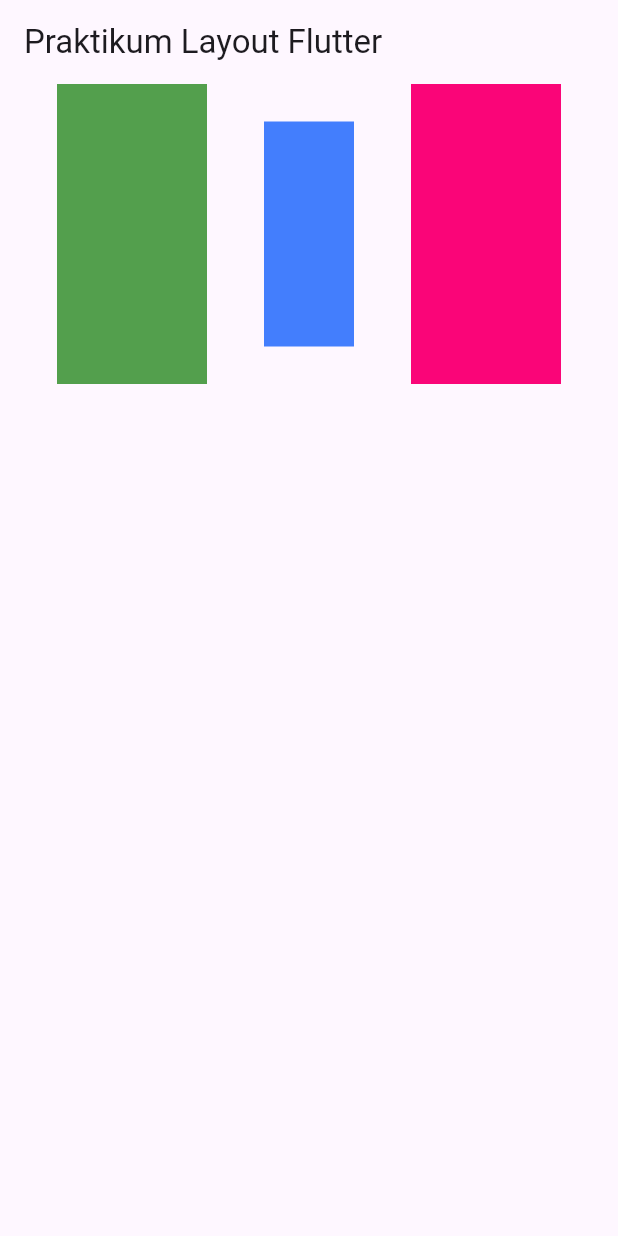
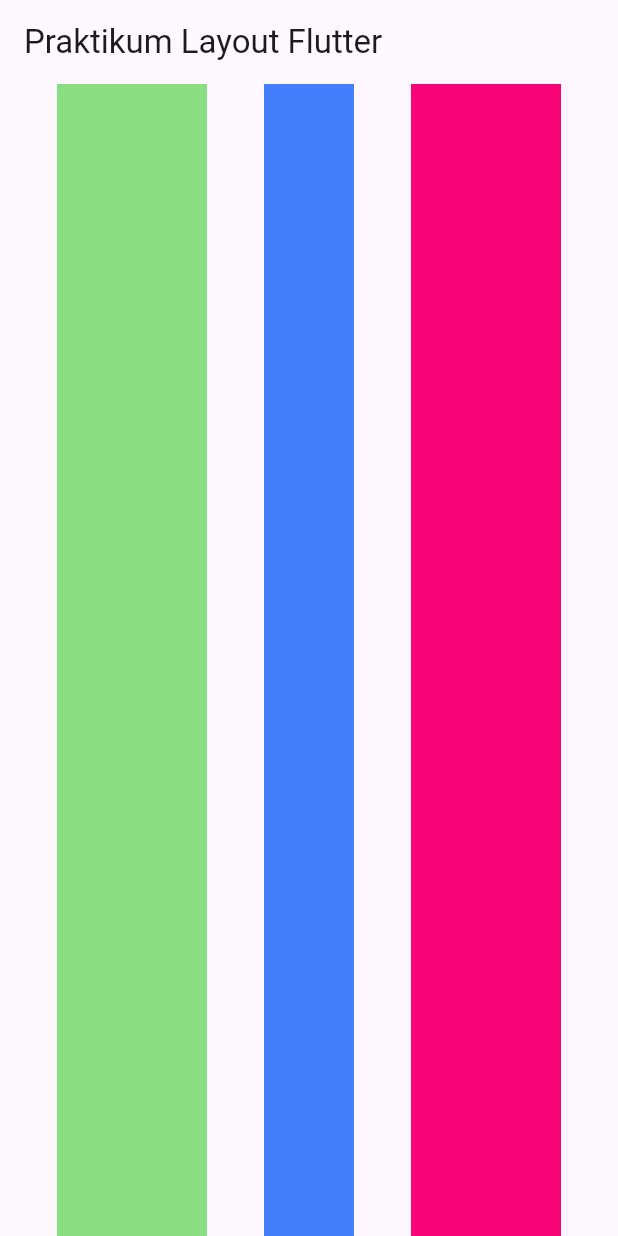
Before and after one commit to narutompel/praktikum_multiplatform_unit_3, a Flutter app: the screen it shows after launch, on a phone screen of 412 x 824 dp. Run offline on Flutter 3.47's test engine with Material 3 defaults, Android fonts, the phone set to English and light mode, and no system bars.

Commit message:
Layout dengan Row (5)

```diff
--- a/lib/main.dart
+++ b/lib/main.dart
@@ -26,9 +26,10 @@ class HomePage extends StatelessWidget {
         ),
         body: Row(
           mainAxisAlignment: MainAxisAlignment.spaceEvenly,
+          crossAxisAlignment: CrossAxisAlignment.stretch,
           children: <Widget>[
             Container(
-                color: Color.fromARGB(255, 83, 159, 77),
+                color: Color.fromARGB(255, 136, 222, 129),
                 height: 200,
                 width: 100),
             Container(
```
